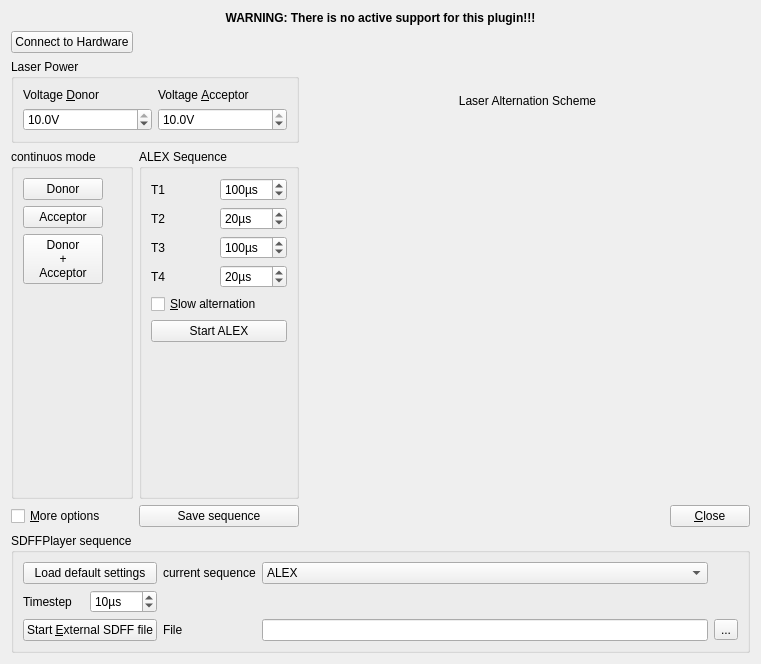
Qt form plugins/qfe_alexcontrol/controlWidget.ui (jkriege2/QuickFit3) before a commit.
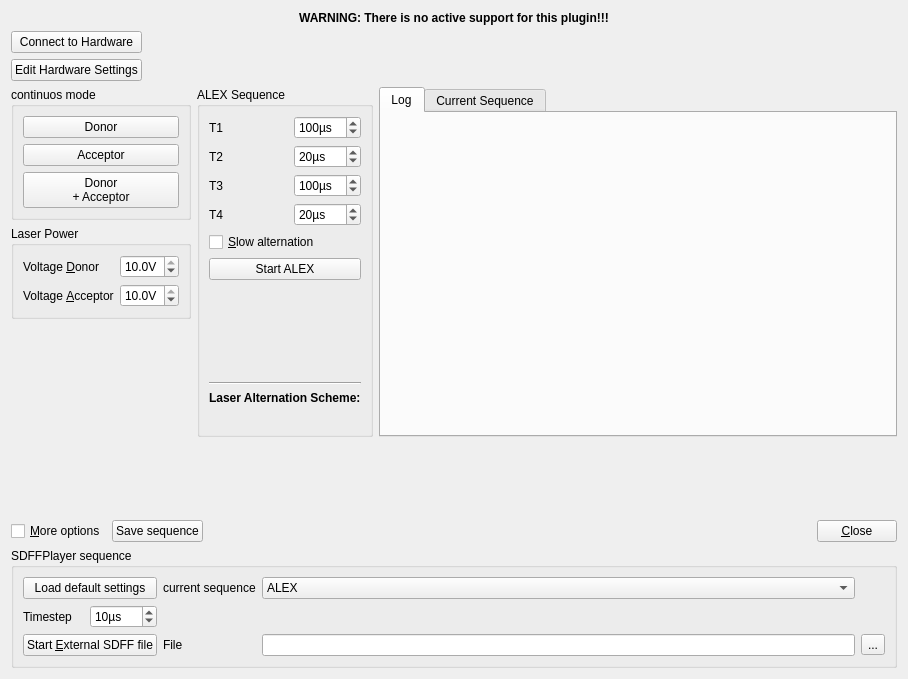
The same form after that commit. Icons and pictures are not drawn. Custom widgets are drawn as their Qt base class.

Commit message: ALEXControl: added button+dialog to edit settings files minor improvements/bugfixes in basicimageexporters (now shows an icon in the settings dialog)

```diff
--- a/plugins/qfe_alexcontrol/controlWidget.ui
+++ b/plugins/qfe_alexcontrol/controlWidget.ui
@@ -6,84 +6,42 @@
    <rect>
     <x>0</x>
     <y>0</y>
-    <width>761</width>
-    <height>648</height>
+    <width>908</width>
+    <height>679</height>
    </rect>
   </property>
   <property name="windowTitle">
    <string>MyWidgetName</string>
   </property>
-  <layout class="QGridLayout" name="gridLayout_2" rowstretch="0,0,0,1,0,0,0" columnstretch="0,0,0,1,0">
-   <item row="3" column="2" rowspan="2" colspan="3">
-    <widget class="QLabel" name="label_11">
-     <property name="sizePolicy">
-      <sizepolicy hsizetype="Preferred" vsizetype="Preferred">
-       <horstretch>0</horstretch>
-       <verstretch>0</verstretch>
-      </sizepolicy>
-     </property>
+  <layout class="QVBoxLayout" name="verticalLayout">
+   <item>
+    <widget class="QLabel" name="label_12">
      <property name="text">
-      <string/>
-     </property>
-     <property name="pixmap">
-      <pixmap resource="qfe_alexcontrol.qrc">:/ALEXControl/AlternationInfo.png</pixmap>
-     </property>
-     <property name="scaledContents">
-      <bool>false</bool>
-     </property>
-     <property name="alignment">
-      <set>Qt::AlignCenter</set>
+      <string>&lt;center&gt;&lt;b&gt;WARNING: There is no active support for this plugin!!!&lt;/b&gt;&lt;/center&gt;</string>
      </property>
     </widget>
    </item>
-   <item row="4" column="0" colspan="2">
-    <spacer name="verticalSpacer">
-     <property name="orientation">
-      <enum>Qt::Vertical</enum>
-     </property>
-     <property name="sizeHint" stdset="0">
-      <size>
-       <width>20</width>
-       <height>80</height>
-      </size>
-     </property>
-    </spacer>
-   </item>
-   <item row="1" column="0">
+   <item>
+    <layout class="QGridLayout" name="gridLayout_6" columnstretch="0,1">
+     <item row="0" column="0">
     <widget class="QPushButton" name="pushButtonConnect">
      <property name="text">
       <string>Connect to Hardware</string>
      </property>
-    </widget>
-   </item>
-   <item row="5" column="3">
-    <spacer name="horizontalSpacer">
-     <property name="orientation">
-      <enum>Qt::Horizontal</enum>
-     </property>
-     <property name="sizeHint" stdset="0">
-      <size>
-       <width>302</width>
-       <height>20</height>
-      </size>
-     </property>
-    </spacer>
-   </item>
-   <item row="5" column="0">
-    <widget class="QCheckBox" name="checkBoxOptions">
-     <property name="text">
-      <string>&amp;More options</string>
-     </property>
-    </widget>
-   </item>
-   <item row="5" column="4">
-    <widget class="QPushButton" name="pushButtonClose">
+       <property name="icon">
+        <iconset resource="../../libqf3widgets/libqf3widgets.qrc">
+         <normaloff>:/libqf3widgets/connect_lightsource.png</normaloff>:/libqf3widgets/connect_lightsource.png</iconset>
+       </property>
+      </widget>
+     </item>
+     <item row="1" column="0">
+      <widget class="QPushButton" name="btnEditHardwareSettings">
      <property name="text">
-      <string>&amp;Close</string>
+        <string>Edit Hardware Settings</string>
      </property>
     </widget>
    </item>
-   <item row="1" column="1" colspan="4">
+     <item row="0" column="1" rowspan="2">
     <widget class="QLabel" name="labConfigFiles">
      <property name="text">
       <string/>
@@ -93,30 +51,24 @@
      </property>
     </widget>
    </item>
-   <item row="5" column="1">
-    <widget class="QPushButton" name="pushButtonSave">
-     <property name="text">
-      <string>Save sequence</string>
-     </property>
-    </widget>
+    </layout>
    </item>
-   <item row="2" column="2" colspan="3">
-    <widget class="QLabel" name="label">
-     <property name="sizePolicy">
-      <sizepolicy hsizetype="Preferred" vsizetype="Preferred">
-       <horstretch>0</horstretch>
-       <verstretch>0</verstretch>
-      </sizepolicy>
-     </property>
-     <property name="text">
-      <string>Laser Alternation Scheme</string>
-     </property>
-     <property name="alignment">
-      <set>Qt::AlignCenter</set>
-     </property>
-    </widget>
-   </item>
-   <item row="3" column="0">
+   <item>
+    <layout class="QGridLayout" name="gridLayout_2" rowstretch="0,0,0" columnstretch="0,0,0">
+     <item row="2" column="0">
+      <spacer name="verticalSpacer_3">
+       <property name="orientation">
+        <enum>Qt::Vertical</enum>
+       </property>
+       <property name="sizeHint" stdset="0">
+        <size>
+         <width>20</width>
+         <height>40</height>
+        </size>
+       </property>
+      </spacer>
+     </item>
+     <item row="0" column="0">
     <widget class="QGroupBox" name="groupBox_2">
      <property name="title">
       <string>continuos mode</string>
@@ -128,155 +80,49 @@
       <property name="labelAlignment">
        <set>Qt::AlignCenter</set>
       </property>
-      <item row="1" column="0">
-       <widget class="QPushButton" name="pushButtonA">
-        <property name="text">
-         <string>Acceptor</string>
-        </property>
-       </widget>
-      </item>
-      <item row="2" column="0">
+        <item row="2" column="0" colspan="2">
        <widget class="QPushButton" name="pushButtonDA">
         <property name="text">
          <string>Donor
-+
-Acceptor</string>
-        </property>
-       </widget>
-      </item>
-      <item row="0" column="0">
++ Acceptor</string>
+          </property>
+          <property name="icon">
+           <iconset resource="../../lib/lib.qrc">
+            <normaloff>:/lib/player_play.png</normaloff>:/lib/player_play.png</iconset>
+          </property>
+         </widget>
+        </item>
+        <item row="1" column="0" colspan="2">
+         <widget class="QPushButton" name="pushButtonA">
+          <property name="text">
+           <string>Acceptor</string>
+          </property>
+          <property name="icon">
+           <iconset resource="../../lib/lib.qrc">
+            <normaloff>:/lib/player_play.png</normaloff>:/lib/player_play.png</iconset>
+          </property>
+         </widget>
+        </item>
+        <item row="0" column="0" colspan="2">
        <widget class="QPushButton" name="pushButtonD">
         <property name="text">
          <string>Donor</string>
         </property>
+          <property name="icon">
+           <iconset resource="../../lib/lib.qrc">
+            <normaloff>:/lib/player_play.png</normaloff>:/lib/player_play.png</iconset>
+          </property>
        </widget>
       </item>
      </layout>
-    </widget>
-   </item>
-   <item row="6" column="0" colspan="5">
-    <widget class="QGroupBox" name="groupBox_file">
-     <property name="title">
-      <string>SDFFPlayer sequence</string>
-     </property>
-     <layout class="QGridLayout" name="gridLayout">
-      <item row="0" column="0">
-       <layout class="QGridLayout" name="gridLayout_4" columnstretch="0,0,0,1,0">
-        <item row="2" column="3">
-         <widget class="QFEnhancedLineEdit" name="lineEdit"/>
-        </item>
-        <item row="2" column="4">
-         <widget class="QToolButton" name="toolButton">
-          <property name="text">
-           <string>...</string>
-          </property>
-         </widget>
-        </item>
-        <item row="1" column="1">
-         <widget class="QSpinBox" name="spinBoxTimestep">
-          <property name="suffix">
-           <string>µs</string>
-          </property>
-          <property name="minimum">
-           <number>1</number>
-          </property>
-          <property name="maximum">
-           <number>1000</number>
-          </property>
-          <property name="singleStep">
-           <number>10</number>
-          </property>
-          <property name="value">
-           <number>10</number>
-          </property>
          </widget>
         </item>
         <item row="1" column="0">
-         <widget class="QLabel" name="label_10">
-          <property name="text">
-           <string>Timestep</string>
-          </property>
-          <property name="buddy">
-           <cstring>spinBoxTimestep</cstring>
-          </property>
-         </widget>
-        </item>
-        <item row="0" column="0" colspan="2">
-         <widget class="QPushButton" name="pushButtonLoadDefault">
-          <property name="text">
-           <string>Load default settings</string>
-          </property>
-         </widget>
-        </item>
-        <item row="0" column="3">
-         <widget class="QComboBox" name="comboBoxSequence">
-          <item>
-           <property name="text">
-            <string>ALEX</string>
-           </property>
-          </item>
-          <item>
-           <property name="text">
-            <string>ALEX slow</string>
-           </property>
-          </item>
-          <item>
-           <property name="text">
-            <string>cw: Donor</string>
-           </property>
-          </item>
-          <item>
-           <property name="text">
-            <string>cw: Acceptor</string>
-           </property>
-          </item>
-          <item>
-           <property name="text">
-            <string>cw: Donor+Acceptor</string>
-           </property>
-          </item>
-          <item>
-           <property name="text">
-            <string>external SDFF</string>
-           </property>
-          </item>
-         </widget>
-        </item>
-        <item row="0" column="2">
-         <widget class="QLabel" name="label_9">
-          <property name="text">
-           <string>current sequence</string>
-          </property>
-         </widget>
-        </item>
-        <item row="2" column="0" colspan="2">
-         <widget class="QPushButton" name="pushButtonExternalSDFFfile">
-          <property name="text">
-           <string>Start &amp;External SDFF file</string>
-          </property>
-         </widget>
-        </item>
-        <item row="2" column="2">
-         <widget class="QLabel" name="label_6">
-          <property name="text">
-           <string>File</string>
-          </property>
-          <property name="buddy">
-           <cstring>lineEdit</cstring>
-          </property>
-         </widget>
-        </item>
-       </layout>
-      </item>
-     </layout>
-    </widget>
-   </item>
-   <item row="2" column="0" colspan="2">
     <widget class="QGroupBox" name="groupBox_3">
      <property name="title">
       <string>Laser Power</string>
      </property>
-     <layout class="QGridLayout" name="gridLayout_6">
+       <layout class="QFormLayout" name="formLayout_2">
       <item row="0" column="0">
        <widget class="QLabel" name="label_7">
         <property name="text">
@@ -287,7 +133,7 @@
         </property>
        </widget>
       </item>
-      <item row="0" column="1">
+        <item row="1" column="0">
        <widget class="QLabel" name="label_8">
         <property name="text">
          <string>Voltage &amp;Acceptor</string>
@@ -297,7 +143,7 @@
         </property>
        </widget>
       </item>
-      <item row="1" column="0">
+        <item row="0" column="1">
        <widget class="QDoubleSpinBox" name="doubleSpinBoxIntensityBlue">
         <property name="minimumSize">
          <size>
@@ -350,7 +196,7 @@
      </layout>
     </widget>
    </item>
-   <item row="3" column="1">
+     <item row="0" column="1" rowspan="3">
     <widget class="QGroupBox" name="groupBox">
      <property name="minimumSize">
       <size>
@@ -362,10 +208,61 @@
       <string>ALEX Sequence</string>
      </property>
      <layout class="QGridLayout" name="gridLayout_5">
-      <item row="4" column="0">
-       <widget class="QPushButton" name="pushButtonPlay">
+        <item row="8" column="0">
+         <widget class="QLabel" name="label_11">
+          <property name="sizePolicy">
+           <sizepolicy hsizetype="Preferred" vsizetype="Minimum">
+            <horstretch>0</horstretch>
+            <verstretch>0</verstretch>
+           </sizepolicy>
+          </property>
         <property name="text">
-         <string>Start ALEX</string>
+           <string/>
+          </property>
+          <property name="pixmap">
+           <pixmap resource="qfe_alexcontrol.qrc">:/ALEXControl/AlternationInfo.png</pixmap>
+          </property>
+          <property name="scaledContents">
+           <bool>false</bool>
+          </property>
+          <property name="alignment">
+           <set>Qt::AlignCenter</set>
+          </property>
+         </widget>
+        </item>
+        <item row="7" column="0">
+         <widget class="QLabel" name="label">
+          <property name="sizePolicy">
+           <sizepolicy hsizetype="Preferred" vsizetype="Minimum">
+            <horstretch>0</horstretch>
+            <verstretch>0</verstretch>
+           </sizepolicy>
+          </property>
+          <property name="text">
+           <string>&lt;b&gt;Laser Alternation Scheme:&lt;/b&gt;</string>
+          </property>
+          <property name="alignment">
+           <set>Qt::AlignLeading|Qt::AlignLeft|Qt::AlignVCenter</set>
+          </property>
+         </widget>
+        </item>
+        <item row="5" column="0">
+         <spacer name="verticalSpacer_2">
+          <property name="orientation">
+           <enum>Qt::Vertical</enum>
+          </property>
+          <property name="sizeHint" stdset="0">
+           <size>
+            <width>20</width>
+            <height>40</height>
+           </size>
+          </property>
+         </spacer>
+        </item>
+        <item row="3" column="0">
+         <widget class="QCheckBox" name="checkBoxSlow">
+          <property name="text">
+           <string>&amp;Slow alternation</string>
         </property>
        </widget>
       </item>
@@ -489,34 +386,267 @@
         </item>
        </layout>
       </item>
-      <item row="3" column="0">
-       <widget class="QCheckBox" name="checkBoxSlow">
+        <item row="4" column="0">
+         <widget class="QPushButton" name="pushButtonPlay">
         <property name="text">
-         <string>&amp;Slow alternation</string>
-        </property>
-       </widget>
-      </item>
-      <item row="5" column="0">
-       <spacer name="verticalSpacer_2">
+           <string>Start ALEX</string>
+          </property>
+          <property name="icon">
+           <iconset resource="../../lib/lib.qrc">
+            <normaloff>:/lib/player_play.png</normaloff>:/lib/player_play.png</iconset>
+          </property>
+         </widget>
+        </item>
+        <item row="6" column="0">
+         <widget class="Line" name="line">
+          <property name="orientation">
+           <enum>Qt::Horizontal</enum>
+          </property>
+         </widget>
+        </item>
+       </layout>
+      </widget>
+     </item>
+     <item row="0" column="2" rowspan="3">
+      <widget class="QTabWidget" name="tabWidget">
+       <property name="currentIndex">
+        <number>0</number>
+       </property>
+       <widget class="QWidget" name="tab">
+        <attribute name="title">
+         <string>Log</string>
+        </attribute>
+        <layout class="QVBoxLayout" name="verticalLayout_2">
+         <property name="leftMargin">
+          <number>2</number>
+         </property>
+         <property name="topMargin">
+          <number>2</number>
+         </property>
+         <property name="rightMargin">
+          <number>2</number>
+         </property>
+         <property name="bottomMargin">
+          <number>2</number>
+         </property>
+         <item>
+          <widget class="QtLogFile" name="widLog" native="true">
+           <property name="sizePolicy">
+            <sizepolicy hsizetype="Preferred" vsizetype="Expanding">
+             <horstretch>0</horstretch>
+             <verstretch>0</verstretch>
+            </sizepolicy>
+           </property>
+           <property name="minimumSize">
+            <size>
+             <width>100</width>
+             <height>50</height>
+            </size>
+           </property>
+          </widget>
+         </item>
+        </layout>
+       </widget>
+       <widget class="QWidget" name="tab_2">
+        <attribute name="title">
+         <string>Current Sequence</string>
+        </attribute>
+        <layout class="QVBoxLayout" name="verticalLayout_3">
+         <property name="leftMargin">
+          <number>2</number>
+         </property>
+         <property name="topMargin">
+          <number>2</number>
+         </property>
+         <property name="rightMargin">
+          <number>2</number>
+         </property>
+         <property name="bottomMargin">
+          <number>2</number>
+         </property>
+         <item>
+          <widget class="QPlainTextEdit" name="edtSDFF"/>
+         </item>
+        </layout>
+       </widget>
+      </widget>
+     </item>
+    </layout>
+   </item>
+   <item>
+    <spacer name="verticalSpacer">
         <property name="orientation">
          <enum>Qt::Vertical</enum>
         </property>
         <property name="sizeHint" stdset="0">
          <size>
           <width>20</width>
-          <height>40</height>
+       <height>80</height>
          </size>
         </property>
        </spacer>
       </item>
-     </layout>
-    </widget>
-   </item>
-   <item row="0" column="0" colspan="5">
-    <widget class="QLabel" name="label_12">
+   <item>
+    <layout class="QHBoxLayout" name="horizontalLayout">
+     <item>
+      <widget class="QCheckBox" name="checkBoxOptions">
+       <property name="text">
+        <string>&amp;More options</string>
+       </property>
+      </widget>
+     </item>
+     <item>
+      <widget class="QPushButton" name="pushButtonSave">
+       <property name="text">
+        <string>Save sequence</string>
+       </property>
+       <property name="icon">
+        <iconset resource="../../lib/lib.qrc">
+         <normaloff>:/lib/save16.png</normaloff>:/lib/save16.png</iconset>
+       </property>
+      </widget>
+     </item>
+     <item>
+      <spacer name="horizontalSpacer">
+       <property name="orientation">
+        <enum>Qt::Horizontal</enum>
+       </property>
+       <property name="sizeHint" stdset="0">
+        <size>
+         <width>302</width>
+         <height>20</height>
+        </size>
+       </property>
+      </spacer>
+     </item>
+     <item>
+      <widget class="QPushButton" name="pushButtonClose">
+       <property name="text">
+        <string>&amp;Close</string>
+       </property>
+       <property name="icon">
+        <iconset resource="../../lib/lib.qrc">
+         <normaloff>:/lib/exit.png</normaloff>:/lib/exit.png</iconset>
+       </property>
+      </widget>
+     </item>
+    </layout>
+   </item>
+   <item>
+    <widget class="QGroupBox" name="groupBox_file">
+     <property name="title">
+      <string>SDFFPlayer sequence</string>
+     </property>
+     <layout class="QGridLayout" name="gridLayout">
+      <item row="0" column="0">
+       <layout class="QGridLayout" name="gridLayout_4" columnstretch="0,0,0,1,0">
+        <item row="2" column="3">
+         <widget class="QFEnhancedLineEdit" name="lineEdit"/>
+        </item>
+        <item row="2" column="4">
+         <widget class="QToolButton" name="toolButton">
+          <property name="text">
+           <string>...</string>
+          </property>
+         </widget>
+        </item>
+        <item row="1" column="1">
+         <widget class="QSpinBox" name="spinBoxTimestep">
+          <property name="suffix">
+           <string>µs</string>
+          </property>
+          <property name="minimum">
+           <number>1</number>
+          </property>
+          <property name="maximum">
+           <number>1000</number>
+          </property>
+          <property name="singleStep">
+           <number>10</number>
+          </property>
+          <property name="value">
+           <number>10</number>
+          </property>
+         </widget>
+        </item>
+        <item row="1" column="0">
+         <widget class="QLabel" name="label_10">
      <property name="text">
-      <string>&lt;center&gt;&lt;b&gt;WARNING: There is no active support for this plugin!!!&lt;/b&gt;&lt;/center&gt;</string>
-     </property>
+           <string>Timestep</string>
+          </property>
+          <property name="buddy">
+           <cstring>spinBoxTimestep</cstring>
+          </property>
+         </widget>
+        </item>
+        <item row="0" column="0" colspan="2">
+         <widget class="QPushButton" name="pushButtonLoadDefault">
+          <property name="text">
+           <string>Load default settings</string>
+          </property>
+         </widget>
+        </item>
+        <item row="0" column="3">
+         <widget class="QComboBox" name="comboBoxSequence">
+          <item>
+           <property name="text">
+            <string>ALEX</string>
+           </property>
+          </item>
+          <item>
+           <property name="text">
+            <string>ALEX slow</string>
+           </property>
+          </item>
+          <item>
+           <property name="text">
+            <string>cw: Donor</string>
+           </property>
+          </item>
+          <item>
+           <property name="text">
+            <string>cw: Acceptor</string>
+           </property>
+          </item>
+          <item>
+           <property name="text">
+            <string>cw: Donor+Acceptor</string>
+           </property>
+          </item>
+          <item>
+           <property name="text">
+            <string>external SDFF</string>
+           </property>
+          </item>
+         </widget>
+        </item>
+        <item row="0" column="2">
+         <widget class="QLabel" name="label_9">
+          <property name="text">
+           <string>current sequence</string>
+          </property>
+         </widget>
+        </item>
+        <item row="2" column="0" colspan="2">
+         <widget class="QPushButton" name="pushButtonExternalSDFFfile">
+          <property name="text">
+           <string>Start &amp;External SDFF file</string>
+          </property>
+         </widget>
+        </item>
+        <item row="2" column="2">
+         <widget class="QLabel" name="label_6">
+          <property name="text">
+           <string>File</string>
+          </property>
+          <property name="buddy">
+           <cstring>lineEdit</cstring>
+          </property>
+         </widget>
+        </item>
+       </layout>
+      </item>
+     </layout>
     </widget>
    </item>
   </layout>
@@ -527,6 +657,12 @@
    <extends>QLineEdit</extends>
    <header>qfenhancedlineedit.h</header>
   </customwidget>
+  <customwidget>
+   <class>QtLogFile</class>
+   <extends>QWidget</extends>
+   <header>qtlogfile.h</header>
+   <container>1</container>
+  </customwidget>
  </customwidgets>
  <resources>
   <include location="qfe_alexcontrol.qrc"/>
```
Left out of the diff: 8 changed lines with no effect on the pictures. Lines whose indentation alone changed are shown as unchanged. The commit also changes 27 other files.
